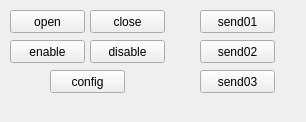
This is control-board/software/files/i2c/i2c.ui in z80/dfu as Qt 5 draws it before an edit. The edited form follows.
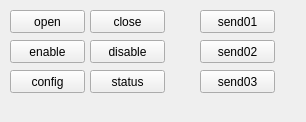
This is the edited form.

The edit to the form file:
```diff
--- a/control-board/software/files/i2c/i2c.ui
+++ b/control-board/software/files/i2c/i2c.ui
@@ -68,7 +68,7 @@
   <widget class="QPushButton" name="config">
    <property name="geometry">
     <rect>
-     <x>50</x>
+     <x>10</x>
      <y>70</y>
      <width>75</width>
      <height>23</height>
@@ -117,6 +117,19 @@
     <string>send03</string>
    </property>
   </widget>
+  <widget class="QPushButton" name="status">
+   <property name="geometry">
+    <rect>
+     <x>90</x>
+     <y>70</y>
+     <width>75</width>
+     <height>23</height>
+    </rect>
+   </property>
+   <property name="text">
+    <string>status</string>
+   </property>
+  </widget>
  </widget>
  <resources/>
  <connections/>
```
